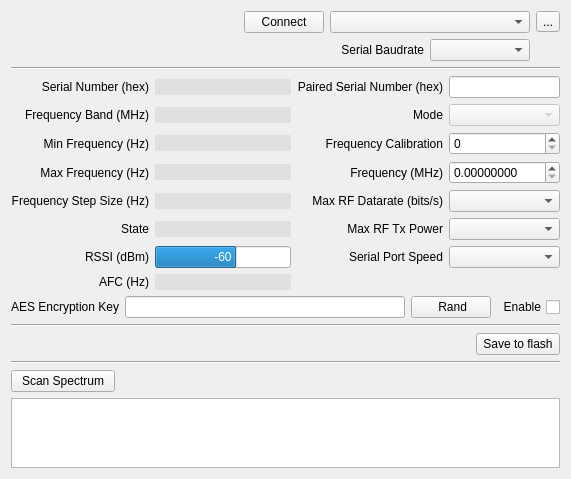
openpilot/OpenPilot, file ground/openpilotgcs/src/plugins/pipxtreme/pipxtreme.ui: the form before one commit.
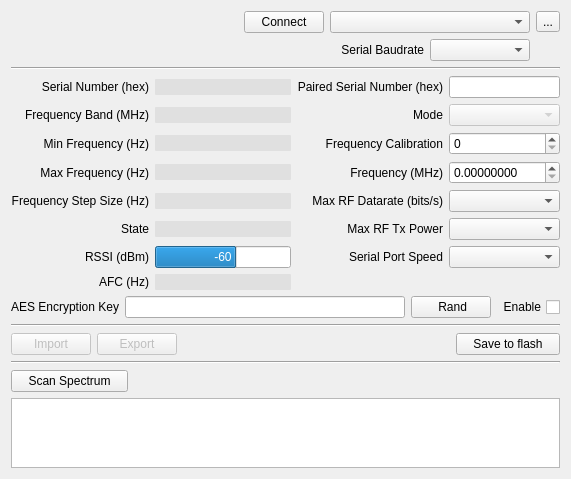
The form after the commit.

The edit to the form file:
```diff
--- a/ground/openpilotgcs/src/plugins/pipxtreme/pipxtreme.ui
+++ b/ground/openpilotgcs/src/plugins/pipxtreme/pipxtreme.ui
@@ -778,6 +778,32 @@
    </item>
    <item>
     <layout class="QHBoxLayout" name="horizontalLayout">
+     <item>
+      <widget class="QPushButton" name="pushButton_Import">
+       <property name="enabled">
+        <bool>false</bool>
+       </property>
+       <property name="toolTip">
+        <string>Restore the settings from a file</string>
+       </property>
+       <property name="text">
+        <string>Import</string>
+       </property>
+      </widget>
+     </item>
+     <item>
+      <widget class="QPushButton" name="pushButton_Export">
+       <property name="enabled">
+        <bool>false</bool>
+       </property>
+       <property name="toolTip">
+        <string>Save the settings into a file</string>
+       </property>
+       <property name="text">
+        <string>Export</string>
+       </property>
+      </widget>
+     </item>
      <item>
       <spacer name="horizontalSpacer_3">
        <property name="orientation">
@@ -797,7 +823,7 @@
         <string>Click to save your new settings into PipX flash</string>
        </property>
        <property name="text">
-        <string> Save to flash </string>
+        <string>    Save to flash    </string>
        </property>
       </widget>
      </item>
@@ -818,7 +844,7 @@
         <string>Scan whole band to see where their is interference and/or used channels</string>
        </property>
        <property name="text">
-        <string>  Scan Spectrum  </string>
+        <string>    Scan Spectrum    </string>
        </property>
       </widget>
      </item>
```
Left out of the diff: 7 changed lines with no effect on the pictures.
